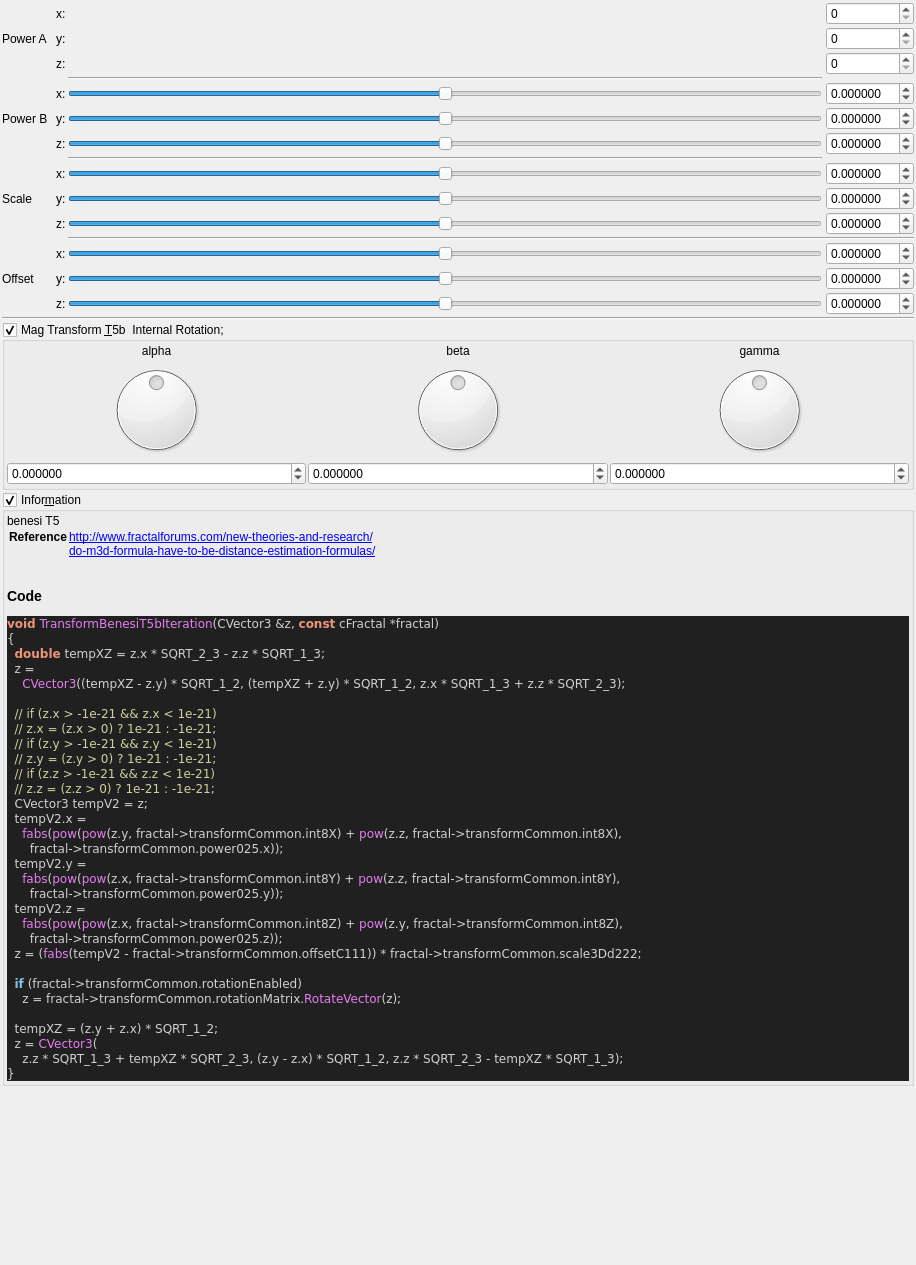
First picture: the form in mandelbulber2/qt_data/fractal_transf_benesi_T5b.ui, repository buddhi1980/mandelbulber2, before the edit.
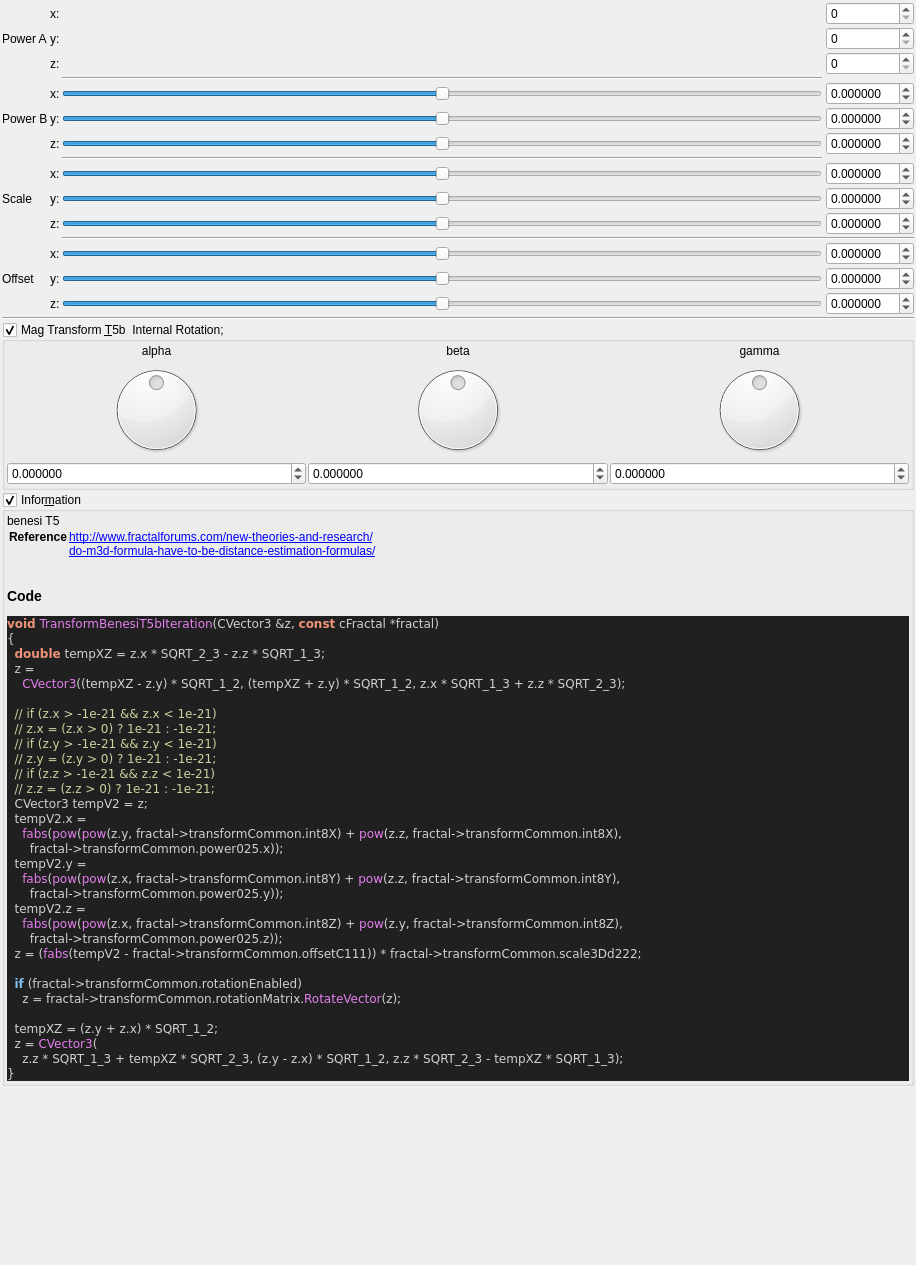
Second picture: the form after the edit. Custom widgets are drawn as their Qt base class.

The edit to the form file:
```diff
--- a/mandelbulber2/qt_data/fractal_transf_benesi_T5b.ui
+++ b/mandelbulber2/qt_data/fractal_transf_benesi_T5b.ui
@@ -86,7 +86,7 @@
      <item row="13" column="1">
       <widget class="QLabel" name="label_255">
        <property name="text">
-        <string>Offset  </string>
+        <string>Offset</string>
        </property>
       </widget>
      </item>
@@ -605,7 +605,7 @@
      <item row="1" column="1">
       <widget class="QLabel" name="label_358">
        <property name="text">
-        <string>Power A  </string>
+        <string>Power A</string>
        </property>
       </widget>
      </item>
@@ -619,7 +619,7 @@
      <item row="5" column="1">
       <widget class="QLabel" name="label_355">
        <property name="text">
-        <string>Power B  </string>
+        <string>Power B</string>
        </property>
       </widget>
      </item>
```
Left out of the diff: 2 changed lines with no effect on the pictures.
